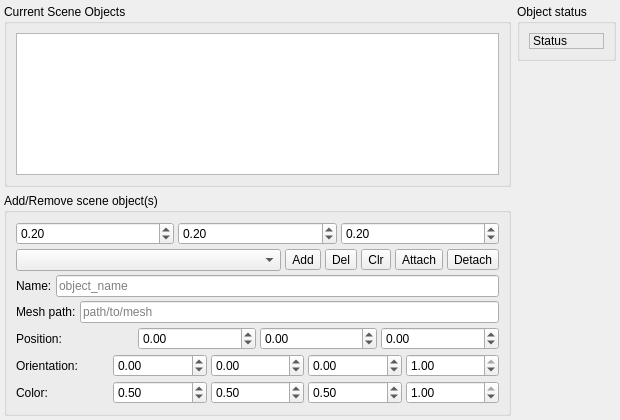
The window that isaac_ros_cumotion_rviz/resource/scene_objects_tab.ui (Skydeke/curobov2_ros_manipulation_pipeline) describes before a commit, drawn with Qt 5.
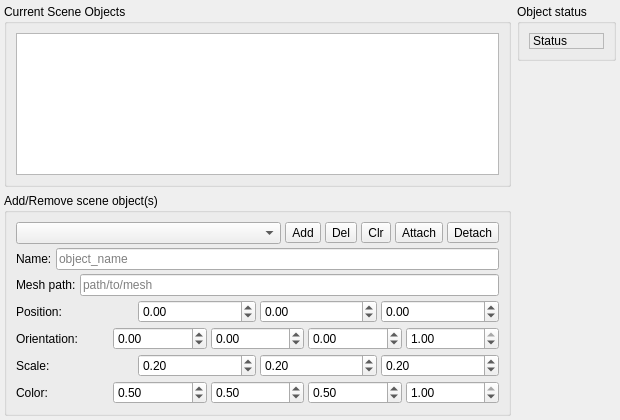
The same window after the commit.

Commit message: Fix Scene Objects panel

The edit to the form file:
```diff
--- a/isaac_ros_cumotion_rviz/resource/scene_objects_tab.ui
+++ b/isaac_ros_cumotion_rviz/resource/scene_objects_tab.ui
@@ -130,52 +130,6 @@
         <property name="spacing">
          <number>4</number>
         </property>
-        <item>
-         <layout class="QHBoxLayout" name="horizontalLayout_16">
-          <property name="spacing">
-           <number>4</number>
-          </property>
-          <item>
-           <widget class="QDoubleSpinBox" name="shape_size_x_spin_box">
-            <property name="toolTip">
-             <string>x dimension</string>
-            </property>
-            <property name="singleStep">
-             <double>0.050000000000000</double>
-            </property>
-            <property name="value">
-             <double>0.200000000000000</double>
-            </property>
-           </widget>
-          </item>
-          <item>
-           <widget class="QDoubleSpinBox" name="shape_size_y_spin_box">
-            <property name="toolTip">
-             <string>y dimension</string>
-            </property>
-            <property name="singleStep">
-             <double>0.050000000000000</double>
-            </property>
-            <property name="value">
-             <double>0.200000000000000</double>
-            </property>
-           </widget>
-          </item>
-          <item>
-           <widget class="QDoubleSpinBox" name="shape_size_z_spin_box">
-            <property name="toolTip">
-             <string>z dimension</string>
-            </property>
-            <property name="singleStep">
-             <double>0.050000000000000</double>
-            </property>
-            <property name="value">
-             <double>0.200000000000000</double>
-            </property>
-           </widget>
-          </item>
-         </layout>
-        </item>
         <item>
          <layout class="QHBoxLayout" name="horizontalLayout_13">
           <property name="spacing">
@@ -404,6 +358,77 @@
           </item>
          </layout>
         </item>
+         <item>
+          <layout class="QHBoxLayout" name="scaleRow">
+           <property name="spacing">
+            <number>4</number>
+           </property>
+           <item>
+            <widget class="QLabel" name="labelScale">
+             <property name="text">
+              <string>Scale:</string>
+             </property>
+            </widget>
+           </item>
+           <item>
+            <widget class="QDoubleSpinBox" name="shape_size_x_spin_box">
+             <property name="toolTip">
+              <string>x dimension</string>
+             </property>
+             <property name="minimum">
+              <double>0.000000000000000</double>
+             </property>
+             <property name="maximum">
+              <double>999.990000000000009</double>
+             </property>
+             <property name="singleStep">
+              <double>0.050000000000000</double>
+             </property>
+             <property name="value">
+              <double>0.200000000000000</double>
+             </property>
+            </widget>
+           </item>
+           <item>
+            <widget class="QDoubleSpinBox" name="shape_size_y_spin_box">
+             <property name="toolTip">
+              <string>y dimension</string>
+             </property>
+             <property name="minimum">
+              <double>0.000000000000000</double>
+             </property>
+             <property name="maximum">
+              <double>999.990000000000009</double>
+             </property>
+             <property name="singleStep">
+              <double>0.050000000000000</double>
+             </property>
+             <property name="value">
+              <double>0.200000000000000</double>
+             </property>
+            </widget>
+           </item>
+           <item>
+            <widget class="QDoubleSpinBox" name="shape_size_z_spin_box">
+             <property name="toolTip">
+              <string>z dimension</string>
+             </property>
+             <property name="minimum">
+              <double>0.000000000000000</double>
+             </property>
+             <property name="maximum">
+              <double>999.990000000000009</double>
+             </property>
+             <property name="singleStep">
+              <double>0.050000000000000</double>
+             </property>
+             <property name="value">
+              <double>0.200000000000000</double>
+             </property>
+            </widget>
+           </item>
+          </layout>
+         </item>
         <item>
          <layout class="QHBoxLayout" name="colorRow">
           <property name="spacing">
```
Left out of the diff: 32 changed lines with no effect on the pictures. The commit also changes 21 other files.
